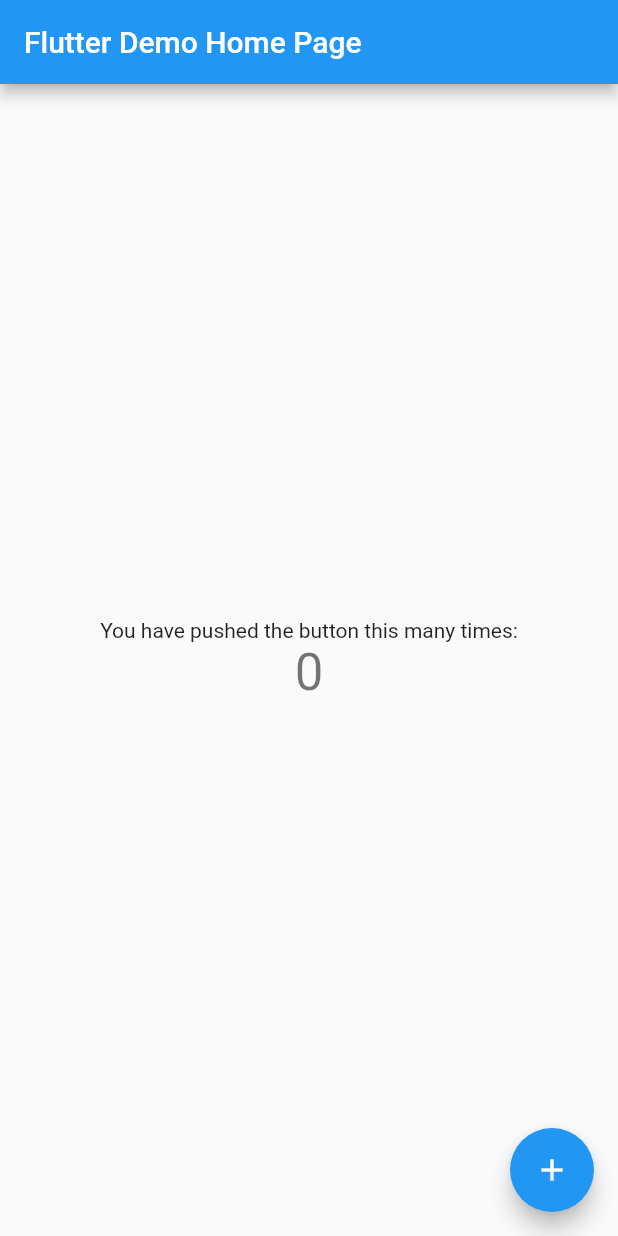
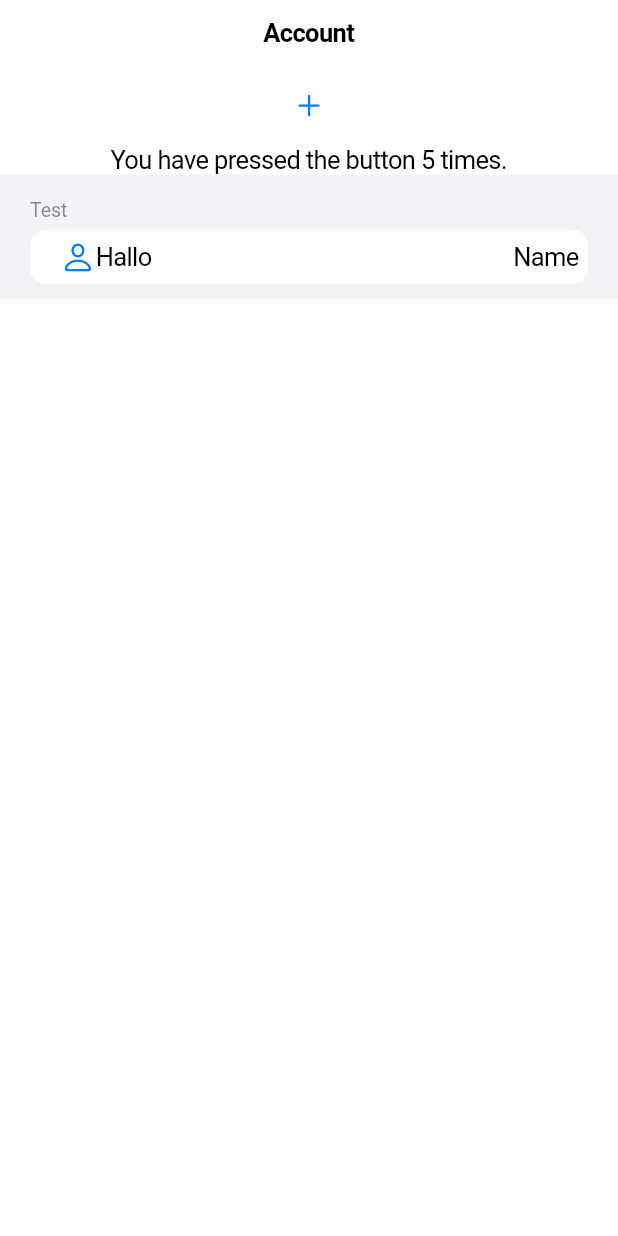
Before and after one commit to steffenSuess/flutter_cupertino_app, a Flutter app: the screen it shows after launch, on a phone screen of 412 x 824 dp. Run offline on Flutter 3.47's test engine with Material 2 defaults, Android fonts, the phone set to English and light mode, and no system bars.

Commit message:
starts implementing cupertion forms

```diff
--- a/lib/main.dart
+++ b/lib/main.dart
@@ -1,115 +1,7 @@
-import 'package:flutter/material.dart';
+import 'package:flutter/cupertino.dart';
+
+import 'src/app.dart';
 
 void main() {
   runApp(const MyApp());
 }
-
-class MyApp extends StatelessWidget {
-  const MyApp({Key? key}) : super(key: key);
-
-  // This widget is the root of your application.
-  @override
-  Widget build(BuildContext context) {
-    return MaterialApp(
-      title: 'Flutter Demo',
-      theme: ThemeData(
-        // This is the theme of your application.
-        //
-        // Try running your application with "flutter run". You'll see the
-        // application has a blue toolbar. Then, without quitting the app, try
-        // changing the primarySwatch below to Colors.green and then invoke
-        // "hot reload" (press "r" in the console where you ran "flutter run",
-        // or simply save your changes to "hot reload" in a Flutter IDE).
-        // Notice that the counter didn't reset back to zero; the application
-        // is not restarted.
-        primarySwatch: Colors.blue,
-      ),
-      home: const MyHomePage(title: 'Flutter Demo Home Page'),
-    );
-  }
-}
-
-class MyHomePage extends StatefulWidget {
-  const MyHomePage({Key? key, required this.title}) : super(key: key);
-
-  // This widget is the home page of your application. It is stateful, meaning
-  // that it has a State object (defined below) that contains fields that affect
-  // how it looks.
-
-  // This class is the configuration for the state. It holds the values (in this
-  // case the title) provided by the parent (in this case the App widget) and
-  // used by the build method of the State. Fields in a Widget subclass are
-  // always marked "final".
-
-  final String title;
-
-  @override
-  State<MyHomePage> createState() => _MyHomePageState();
-}
-
-class _MyHomePageState extends State<MyHomePage> {
-  int _counter = 0;
-
-  void _incrementCounter() {
-    setState(() {
-      // This call to setState tells the Flutter framework that something has
-      // changed in this State, which causes it to rerun the build method below
-      // so that the display can reflect the updated values. If we changed
-      // _counter without calling setState(), then the build method would not be
-      // called again, and so nothing would appear to happen.
-      _counter++;
-    });
-  }
-
-  @override
-  Widget build(BuildContext context) {
-    // This method is rerun every time setState is called, for instance as done
-    // by the _incrementCounter method above.
-    //
-    // The Flutter framework has been optimized to make rerunning build methods
-    // fast, so that you can just rebuild anything that needs updating rather
-    // than having to individually change instances of widgets.
-    return Scaffold(
-      appBar: AppBar(
-        // Here we take the value from the MyHomePage object that was created by
-        // the App.build method, and use it to set our appbar title.
-        title: Text(widget.title),
-      ),
-      body: Center(
-        // Center is a layout widget. It takes a single child and positions it
-        // in the middle of the parent.
-        child: Column(
-          // Column is also a layout widget. It takes a list of children and
-          // arranges them vertically. By default, it sizes itself to fit its
-          // children horizontally, and tries to be as tall as its parent.
-          //
-          // Invoke "debug painting" (press "p" in the console, choose the
-          // "Toggle Debug Paint" action from the Flutter Inspector in Android
-          // Studio, or the "Toggle Debug Paint" command in Visual Studio Code)
-          // to see the wireframe for each widget.
-          //
-          // Column has various properties to control how it sizes itself and
-          // how it positions its children. Here we use mainAxisAlignment to
-          // center the children vertically; the main axis here is the vertical
-          // axis because Columns are vertical (the cross axis would be
-          // horizontal).
-          mainAxisAlignment: MainAxisAlignment.center,
-          children: <Widget>[
-            const Text(
-              'You have pushed the button this many times:',
-            ),
-            Text(
-              '$_counter',
-              style: Theme.of(context).textTheme.headline4,
-            ),
-          ],
-        ),
-      ),
-      floatingActionButton: FloatingActionButton(
-        onPressed: _incrementCounter,
-        tooltip: 'Increment',
-        child: const Icon(Icons.add),
-      ), // This trailing comma makes auto-formatting nicer for build methods.
-    );
-  }
-}
--- /dev/null
+++ b/lib/src/app.dart
@@ -0,0 +1,13 @@
+import 'package:flutter/cupertino.dart';
+import 'package:flutter_cupertino_app/src/views/account_view.dart';
+
+class MyApp extends StatelessWidget {
+  const MyApp({Key? key}) : super(key: key);
+
+  @override
+  Widget build(BuildContext context) {
+    return const CupertinoApp(
+      home: AccountView(),
+    );
+  }
+}
--- /dev/null
+++ b/lib/src/views/account_view.dart
@@ -0,0 +1,43 @@
+import 'package:flutter/cupertino.dart';
+import 'package:flutter/material.dart';
+
+class AccountView extends StatelessWidget {
+  const AccountView({Key? key}) : super(key: key);
+
+  @override
+  Widget build(BuildContext context) {
+    return CupertinoPageScaffold(
+      navigationBar: const CupertinoNavigationBar(
+        middle: Text('Account'),
+      ),
+      child: ListView(
+        children: <Widget>[
+          CupertinoButton(
+            onPressed: () {},
+            child: const Icon(CupertinoIcons.add),
+          ),
+          const Center(
+            child: Text('You have pressed the button 5 times.'),
+          ),
+          CupertinoFormSection.insetGrouped(header: Text('Test'), children: [
+            CupertinoFormRow(
+                prefix: Row(
+                  children: [Icon(CupertinoIcons.person), Text('Hallo')],
+                ),
+                child: Text('Name'))
+          ])
+        ],
+      ),
+      // child: SafeArea(
+      //   child: Center(
+      //     child: CupertinoFormSection.insetGrouped(children: const [
+      //       CupertinoFormRow(
+      //         prefix: Icon(CupertinoIcons.person),
+      //         child: Text("Person"),
+      //       ),
+      //     ]),
+      //   ),
+      // ),
+    );
+  }
+}
```
